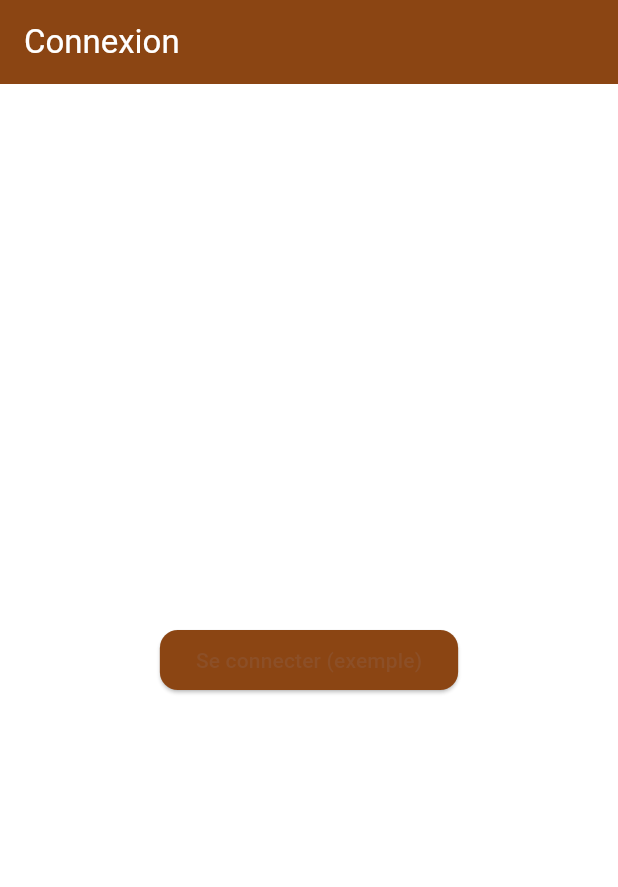
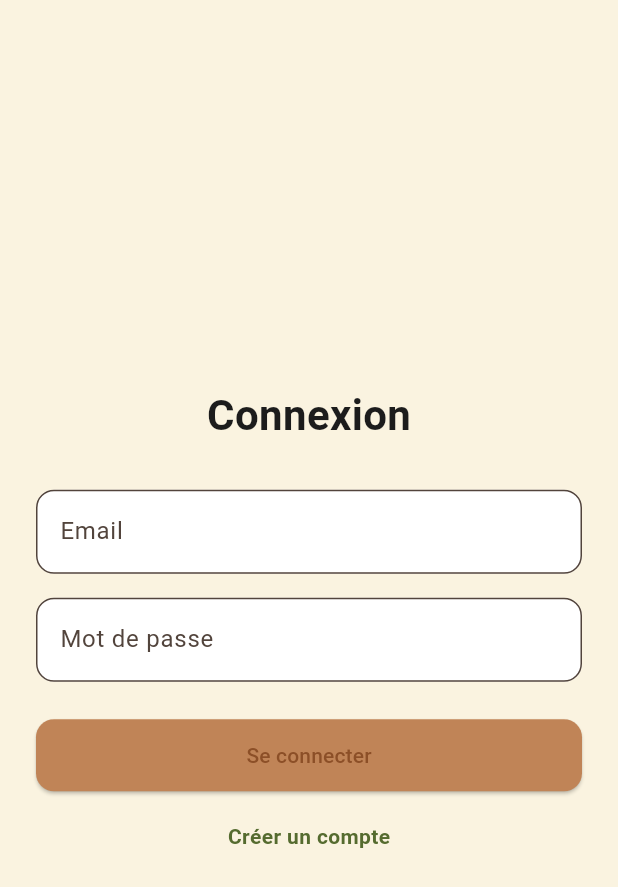
Before and after one commit to Salimata332/Dambe-Sugu, a Flutter app: the LoginPage screen opened by its route, on a phone screen of 412 x 824 dp. Shown: the top 887 px of the screen. Run offline on Flutter 3.47's test engine with Material 3 defaults, Android fonts, the light colour scheme and no system bars; our stand-ins replace cloud_firestore, firebase_auth, firebase_core, go_router, lottie; accounts and stored records are empty; Roboto replaces fonts that are missing (Poppins).

Commit message:
je te prie de vérifier si les dernières pages

```diff
--- a/lib/pages/login_page.dart
+++ b/lib/pages/login_page.dart
@@ -1,22 +1,114 @@
 import 'package:flutter/material.dart';
+import 'package:firebase_auth/firebase_auth.dart';
 import 'package:go_router/go_router.dart';
-import 'package:dambe_sugu/widgets/custom_button.dart';
-import 'package:dambe_sugu/widgets/simple_app_bar.dart';
 
-class LoginPage extends StatelessWidget {
+class LoginPage extends StatefulWidget {
   const LoginPage({super.key});
+
+  @override
+  State<LoginPage> createState() => _LoginPageState();
+}
+
+class _LoginPageState extends State<LoginPage> {
+  final emailController = TextEditingController();
+  final passwordController = TextEditingController();
+  bool loading = false;
+
+  Future<void> login() async {
+    setState(() => loading = true);
+
+    try {
+      await FirebaseAuth.instance.signInWithEmailAndPassword(
+        email: emailController.text.trim(),
+        password: passwordController.text.trim(),
+      );
+
+      if (!mounted) return;
+      context.go('/role');
+    } catch (e) {
+      ScaffoldMessenger.of(context).showSnackBar(
+        SnackBar(content: Text("Erreur : $e")),
+      );
+    }
+
+    setState(() => loading = false);
+  }
 
   @override
   Widget build(BuildContext context) {
     return Scaffold(
-      appBar: const SimpleAppBar(title: 'Connexion'),
-      body: Center(
-        child: CustomButton(
-          onPressed: () {
-            // Exemple: naviguer vers l'accueil
-            context.go('/');
-          },
-          label: 'Se connecter (exemple)',
+      backgroundColor: const Color(0xFFFAF3E0),
+      body: Padding(
+        padding: const EdgeInsets.all(24),
+        child: Column(
+          mainAxisAlignment: MainAxisAlignment.center,
+          children: [
+            Text(
+              "Connexion",
+              style: TextStyle(
+                fontSize: 28,
+                fontWeight: FontWeight.bold,
+                color: const Color(0xFF1C1C1C),
+              ),
+            ),
+            const SizedBox(height: 30),
+
+            // Email input
+            TextField(
+              controller: emailController,
+              decoration: InputDecoration(
+                labelText: "Email",
+                filled: true,
+                fillColor: Colors.white,
+                border: OutlineInputBorder(
+                  borderRadius: BorderRadius.circular(12),
+                ),
+              ),
+            ),
+            const SizedBox(height: 16),
+
+            // Password input
+            TextField(
+              controller: passwordController,
+              obscureText: true,
+              decoration: InputDecoration(
+                labelText: "Mot de passe",
+                filled: true,
+                fillColor: Colors.white,
+                border: OutlineInputBorder(
+                  borderRadius: BorderRadius.circular(12),
+                ),
+              ),
+            ),
+            const SizedBox(height: 25),
+
+            ElevatedButton(
+              onPressed: loading ? null : login,
+              style: ElevatedButton.styleFrom(
+                backgroundColor: const Color(0xFFC08457),
+                shape: RoundedRectangleBorder(
+                  borderRadius: BorderRadius.circular(12),
+                ),
+                minimumSize: const Size(double.infinity, 48),
+              ),
+              child: loading
+                  ? const CircularProgressIndicator(color: Colors.white)
+                  : const Text("Se connecter"),
+            ),
+
+            const SizedBox(height: 20),
+
+            GestureDetector(
+              onTap: () => context.go('/signup'),
+              child: const Text(
+                "Créer un compte",
+                style: TextStyle(
+                  color: Color(0xFF556B2F),
+                  fontWeight: FontWeight.w600,
+                ),
+              ),
+            )
+          ],
         ),
       ),
     );
```
Also changed, not shown: lib/pages/signup_page.dart (deleted, +0 -114 lines), lib/pages/signup_client_page.dart (added), lib/pages/signup_seller_page.dart (added).
